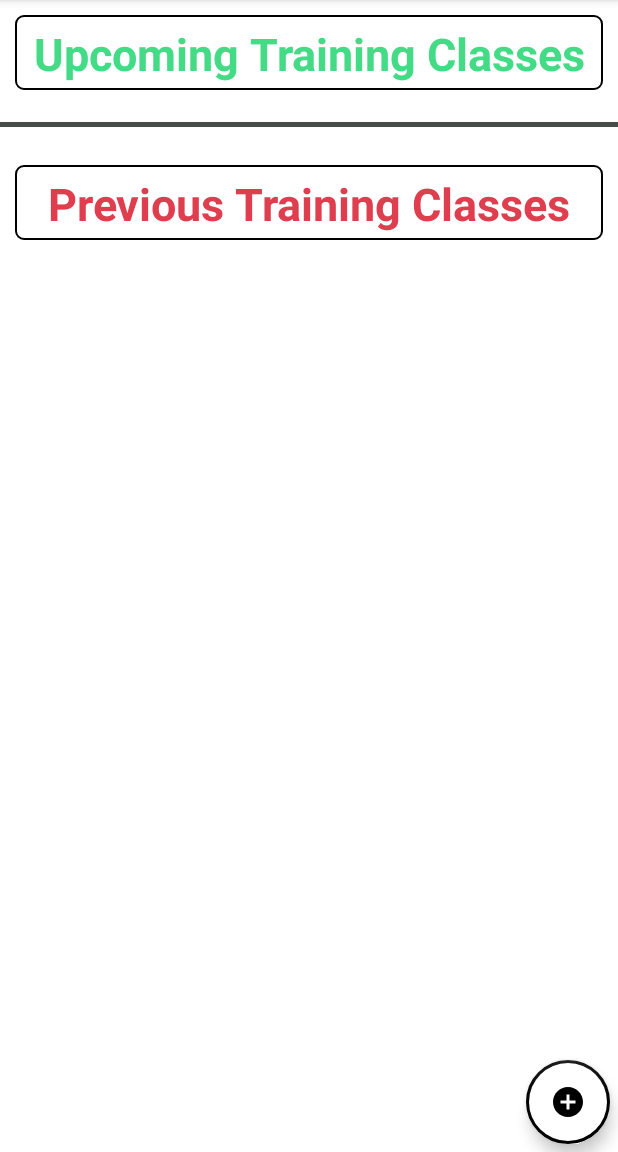
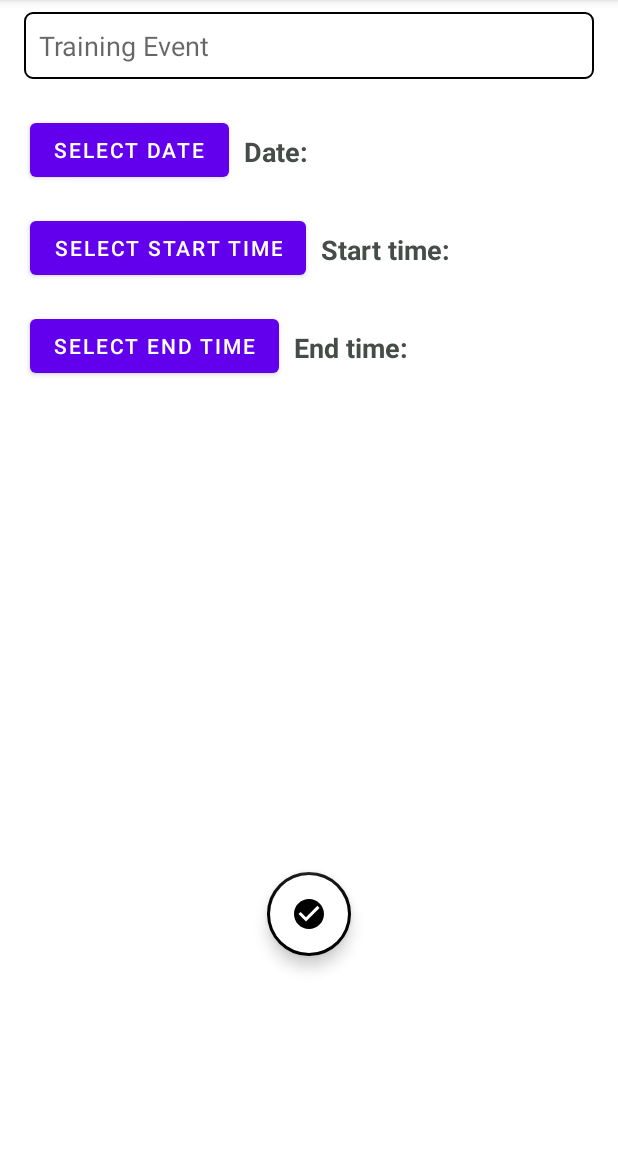
Before and after one commit to Conal97/GrappleMore, an Android app: the screen it shows after launch (MainActivity), in the side drawer, after a tap on "Training Schedule", on a phone screen of 412 x 824 dp, the part 84-1236 px from its top. Run offline under Robolectric (Android 15) with nearby library versions, the light colour scheme and no system bars; our stand-ins replace Dagger/Hilt's generated code, Firebase (no records; nobody signed in at launch, a user with empty details on screens opened directly), Timber, navigation-ui.

Commit message:
Completed date and time picker of training event add/create fragment.

```diff
--- a/app/src/main/res/layout/training_event_add_edit.xml
+++ b/app/src/main/res/layout/training_event_add_edit.xml
@@ -20,7 +20,7 @@
             android:layout_marginTop="8dp"
             android:layout_marginEnd="16dp"
             android:layout_marginBottom="8dp"
-            android:hint="Training Event Name"
+            android:hint="Training Event"
             android:padding="10dp"
             android:background="@drawable/rounded_border_background"/>
 
@@ -48,7 +48,19 @@
                 android:textStyle="bold"
                 android:layout_gravity="center_vertical"
                 android:textSize="18sp"
-                android:text="Date is: " />
+                android:text="Date: " />
+
+            <TextView
+                android:id="@+id/tvDatePicked"
+                android:layout_width="wrap_content"
+                android:layout_height="wrap_content"
+                android:layout_marginLeft="10dp"
+                android:textColor="@color/grey"
+                android:textStyle="bold"
+                android:layout_gravity="center_vertical"
+                android:textSize="18sp"
+                android:text=""/>
+
         </LinearLayout>
 
         <LinearLayout
@@ -75,7 +87,19 @@
                 android:textStyle="bold"
                 android:layout_gravity="center_vertical"
                 android:textSize="18sp"
-                android:text="Start time is: " />
+                android:text="Start time: " />
+
+            <TextView
+                android:id="@+id/tvStartTime"
+                android:layout_width="wrap_content"
+                android:layout_height="wrap_content"
+                android:layout_marginLeft="10dp"
+                android:textColor="@color/grey"
+                android:textStyle="bold"
+                android:layout_gravity="center_vertical"
+                android:textSize="18sp"
+                android:text=""/>
+
         </LinearLayout>
 
         <LinearLayout
@@ -102,14 +126,26 @@
                 android:textStyle="bold"
                 android:layout_gravity="center_vertical"
                 android:textSize="18sp"
-                android:text="End time is: " />
+                android:text="End time: " />
+
+            <TextView
+                android:id="@+id/tvEndTime"
+                android:layout_width="wrap_content"
+                android:layout_height="wrap_content"
+                android:layout_marginLeft="10dp"
+                android:textColor="@color/grey"
+                android:textStyle="bold"
+                android:layout_gravity="center_vertical"
+                android:textSize="18sp"
+                android:text=""/>
+
         </LinearLayout>
 
 
     </LinearLayout>
 
     <com.google.android.material.floatingactionbutton.FloatingActionButton
-        android:id="@+id/createFootageFloat"
+        android:id="@+id/createTrainingEventFloat"
         android:layout_width="wrap_content"
         android:layout_height="wrap_content"
         android:backgroundTint="@color/white"
--- a/app/src/main/res/menu/nav_drawer_menu.xml
+++ b/app/src/main/res/menu/nav_drawer_menu.xml
@@ -16,7 +16,7 @@
             android:title="Rolling Footage"/>
 
         <item
-            android:id="@+id/trainingScheduleFragment"
+            android:id="@+id/trainingEventAddEditFragment"
             android:title="Training Schedule"/>
 
     </group>
--- a/app/src/main/res/navigation/nav_graph.xml
+++ b/app/src/main/res/navigation/nav_graph.xml
@@ -106,5 +106,19 @@
     <fragment
         android:id="@+id/trainingScheduleFragment"
         android:name="com.example.grapplemore.ui.views.TrainingScheduleFragment"
-        android:label="TrainingScheduleFragment" />
+        android:label="TrainingScheduleFragment"
+        tools:layout="@layout/training_schedule">
+        <action
+            android:id="@+id/action_trainingScheduleFragment_to_trainingEventAddEditFragment"
+            app:destination="@id/trainingEventAddEditFragment" />
+    </fragment>
+    <fragment
+        android:id="@+id/trainingEventAddEditFragment"
+        android:name="com.example.grapplemore.ui.views.TrainingEventAddEditFragment"
+        android:label="TrainingEventAddEditFragment"
+        tools:layout="@layout/training_event_add_edit">
+        <action
+            android:id="@+id/action_trainingEventAddEditFragment_to_trainingScheduleFragment"
+            app:destination="@id/trainingScheduleFragment" />
+    </fragment>
 </navigation>
```
Also changed, not shown: app/src/main/java/com/example/grapplemore/ui/views/TrainingEventAddEditFragment.kt (added, +130 -0 lines).
